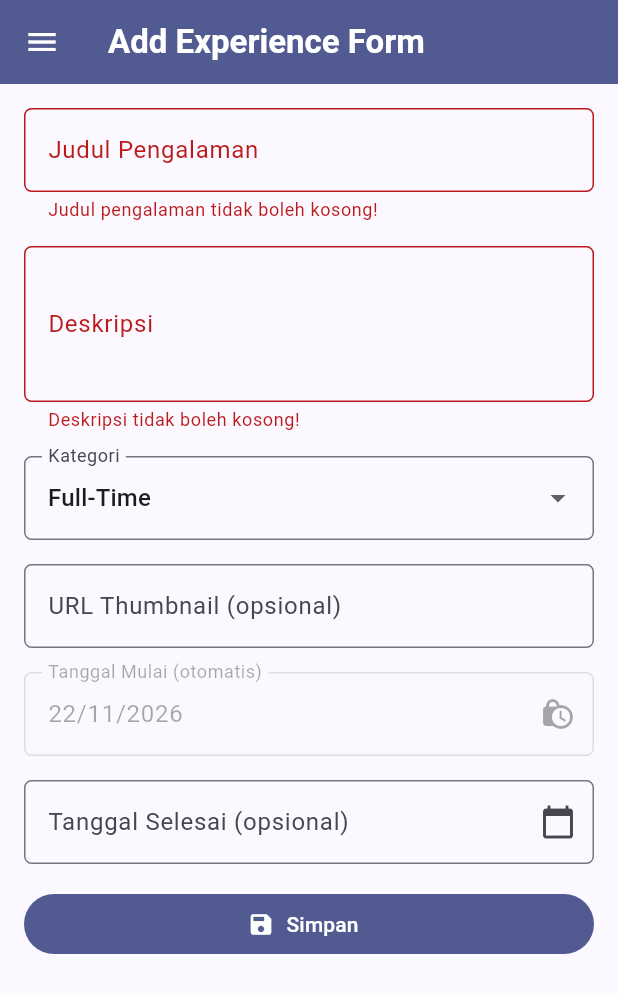
After one commit to Roisul-Umam/myportofolio_mobile, a Flutter app: the ExperienceFormPage screen opened directly, after a tap on "Simpan", on a phone screen of 412 x 824 dp. The commit adds this screen. Shown: the top 993 px of the screen. Run offline on Flutter 3.47's test engine with Material 3 defaults, Android fonts, the phone set to English and light mode, and no system bars; our stand-ins replace material_ui.

Commit message:
feat: add experience form with validation and unsaved changes guard

```diff
--- /dev/null
+++ b/lib/screens/experience_form.dart
@@ -0,0 +1,269 @@
+import 'package:material_ui/material_ui.dart';
+import 'package:myportofolio_mobile/validators/experience_validators.dart';
+import 'package:myportofolio_mobile/widgets/left_drawer.dart';
+import 'package:myportofolio_mobile/widgets/unsaved_changes_scope.dart';
+
+/// Pilihan kategori yang sama dengan `Experience.EXPERIENCE_CHOICES` di Django.
+const Map<String, String> experienceCategories = {
+  'internship': 'Internship',
+  'research': 'Research',
+  'volunteer': 'Volunteer',
+  'part-time': 'Part-Time',
+  'full-time': 'Full-Time',
+  'freelance': 'Freelance',
+  'competition': 'Competition',
+};
+
+const String _defaultCategory = 'full-time';
+
+class ExperienceFormPage extends StatefulWidget {
+  const ExperienceFormPage({super.key});
+
+  @override
+  State<ExperienceFormPage> createState() => _ExperienceFormPageState();
+}
+
+class _ExperienceFormPageState extends State<ExperienceFormPage> {
+  final _formKey = GlobalKey<FormState>();
+  final _titleController = TextEditingController();
+  final _descriptionController = TextEditingController();
+  final _thumbnailController = TextEditingController();
+  final _endedAtController = TextEditingController();
+
+  // started_at memakai auto_now_add, jadi nilainya selalu hari ini.
+  final DateTime _startedAt = DateUtils.dateOnly(DateTime.now());
+
+  String _category = _defaultCategory;
+  DateTime? _endedAt;
+
+  @override
+  void dispose() {
+    _titleController.dispose();
+    _descriptionController.dispose();
+    _thumbnailController.dispose();
+    _endedAtController.dispose();
+    super.dispose();
+  }
+
+  String _formatDate(DateTime date) {
+    final day = date.day.toString().padLeft(2, '0');
+    final month = date.month.toString().padLeft(2, '0');
+    return '$day/$month/${date.year}';
+  }
+
+  Future<void> _pickEndedAt() async {
+    final picked = await showDatePicker(
+      context: context,
+      initialDate: _endedAt ?? _startedAt,
+      firstDate: _startedAt,
+      lastDate: DateTime(2100),
+      helpText: 'Pilih tanggal selesai',
+    );
+    if (picked == null) return;
+
+    setState(() {
+      _endedAt = picked;
+      _endedAtController.text = _formatDate(picked);
+    });
+  }
+
+  void _clearEndedAt() {
+    setState(() {
+      _endedAt = null;
+      _endedAtController.clear();
+    });
+  }
+
+  bool get _hasUnsavedChanges =>
+      _titleController.text.trim().isNotEmpty ||
+      _descriptionController.text.trim().isNotEmpty ||
+      _thumbnailController.text.trim().isNotEmpty ||
+      _category != _defaultCategory ||
+      _endedAt != null;
+
+  /// Mengembalikan `true` jika halaman boleh ditinggalkan.
+  Future<bool> _confirmLeave() async =>
+      !_hasUnsavedChanges || await confirmDiscardChanges(context);
+
+  void _resetForm() {
+    _formKey.currentState!.reset();
+    _titleController.clear();
+    _descriptionController.clear();
+    _thumbnailController.clear();
+    _endedAtController.clear();
+    setState(() {
+      _category = _defaultCategory;
+      _endedAt = null;
+    });
+  }
+
+  Future<void> _submit() async {
+    if (!_formKey.currentState!.validate()) return;
+
+    final endedAt = _endedAt;
+    final thumbnail = _thumbnailController.text.trim();
+
+    await showDialog<void>(
+      context: context,
+      builder: (dialogContext) => AlertDialog(
+        title: const Text('Pengalaman berhasil disimpan!'),
+        content: SingleChildScrollView(
+          child: Column(
+            mainAxisSize: MainAxisSize.min,
+            crossAxisAlignment: CrossAxisAlignment.start,
+            children: [
+              Text('Judul: ${_titleController.text.trim()}'),
+              Text('Deskripsi: ${_descriptionController.text.trim()}'),
+              Text('Kategori: ${experienceCategories[_category]}'),
+              Text('Mulai: ${_formatDate(_startedAt)}'),
+              Text(
+                'Selesai: ${endedAt == null ? 'Sedang berlangsung' : _formatDate(endedAt)}',
+              ),
+              Text('Thumbnail: ${thumbnail.isEmpty ? 'Tidak ada' : thumbnail}'),
+            ],
+          ),
+        ),
+        actions: [
+          TextButton(
+            onPressed: () => Navigator.pop(dialogContext),
+            child: const Text('OK'),
+          ),
+        ],
+      ),
+    );
+
+    if (mounted) _resetForm();
+  }
+
+  InputDecoration _decoration(
+    String label, {
+    String? hint,
+    Widget? suffixIcon,
+  }) {
+    return InputDecoration(
+      labelText: label,
+      hintText: hint,
+      errorMaxLines: 2,
+      suffixIcon: suffixIcon,
+      border: OutlineInputBorder(borderRadius: BorderRadius.circular(5.0)),
+    );
+  }
+
+  @override
+  Widget build(BuildContext context) {
+    final colorScheme = Theme.of(context).colorScheme;
+
+    return UnsavedChangesScope(
+      hasUnsavedChanges: _hasUnsavedChanges,
+      child: Scaffold(
+        appBar: AppBar(
+          iconTheme: const IconThemeData(color: Colors.white),
+          title: const Text(
+            'Add Experience Form',
+            style: TextStyle(color: Colors.white, fontWeight: FontWeight.bold),
+          ),
+          backgroundColor: colorScheme.primary,
+        ),
+        drawer: LeftDrawer(onBeforeNavigate: _confirmLeave),
+        body: SafeArea(
+          child: Form(
+            key: _formKey,
+            // Memperbarui canPop setiap kali isian berubah.
+            onChanged: () => setState(() {}),
+            // Scroll menjaga semua input dan tombol tetap terjangkau
+            // di layar sempit atau saat papan ketik tampil.
+            child: SingleChildScrollView(
+              keyboardDismissBehavior: ScrollViewKeyboardDismissBehavior.onDrag,
+              // Ruang bawah agar tombol Simpan bisa digulir ke atas SnackBar
+              // yang masih tampil setelah kartu aksi ditekan.
+              padding: const EdgeInsets.fromLTRB(16.0, 16.0, 16.0, 96.0),
+              child: Column(
+                crossAxisAlignment: CrossAxisAlignment.stretch,
+                spacing: 16.0,
+                children: [
+                  TextFormField(
+                    controller: _titleController,
+                    textInputAction: TextInputAction.next,
+                    decoration: _decoration(
+                      'Judul Pengalaman',
+                      hint: 'Contoh: Asisten Dosen PBP',
+                    ),
+                    validator: ExperienceValidators.title,
+                  ),
+                  TextFormField(
+                    controller: _descriptionController,
+                    minLines: 3,
+                    maxLines: 5,
+                    keyboardType: TextInputType.multiline,
+                    decoration: _decoration(
+                      'Deskripsi',
+                      hint: 'Ceritakan peran dan kontribusimu',
+                    ),
+                    validator: ExperienceValidators.description,
+                  ),
+                  DropdownButtonFormField<String>(
+                    initialValue: _category,
+                    isExpanded: true,
+                    decoration: _decoration('Kategori'),
+                    items: experienceCategories.entries
+                        .map(
+                          (category) => DropdownMenuItem(
+                            value: category.key,
+                            child: Text(category.value),
+                          ),
+                        )
+                        .toList(),
+                    onChanged: (value) {
+                      if (value != null) setState(() => _category = value);
+                    },
+                  ),
+                  TextFormField(
+                    controller: _thumbnailController,
+                    keyboardType: TextInputType.url,
+                    textInputAction: TextInputAction.done,
+                    decoration: _decoration(
+                      'URL Thumbnail (opsional)',
+                      hint: 'https://example.com/gambar.png',
+                    ),
+                    validator: ExperienceValidators.thumbnail,
+                  ),
+                  TextFormField(
+                    initialValue: _formatDate(_startedAt),
+                    enabled: false,
+                    decoration: _decoration(
+                      'Tanggal Mulai (otomatis)',
+                      suffixIcon: const Icon(Icons.lock_clock),
+                    ),
+                  ),
+                  TextFormField(
+                    controller: _endedAtController,
+                    readOnly: true,
+                    onTap: _pickEndedAt,
+                    decoration: _decoration(
+                      'Tanggal Selesai (opsional)',
+                      hint: 'Kosongkan jika masih berlangsung',
+                      suffixIcon: _endedAt == null
+                          ? const Icon(Icons.calendar_today)
+                          : IconButton(
+                              tooltip: 'Hapus tanggal selesai',
+                              icon: const Icon(Icons.clear),
+                              onPressed: _clearEndedAt,
+                            ),
+                    ),
+                    validator: (_) =>
+                        ExperienceValidators.endedAt(_endedAt, _startedAt),
+                  ),
+                  FilledButton.icon(
+                    onPressed: _submit,
+                    icon: const Icon(Icons.save),
+                    label: const Text('Simpan'),
+                  ),
+                ],
+              ),
+            ),
+          ),
+        ),
+      ),
+    );
+  }
+}
--- /dev/null
+++ b/lib/validators/experience_validators.dart
@@ -0,0 +1,64 @@
+/// Aturan validasi formulir pengalaman, mengikuti model Django `Experience`.
+///
+/// Dipisahkan dari widget supaya aturannya bisa diuji tanpa merender UI.
+/// Setiap method mengembalikan pesan kesalahan, atau `null` jika nilai valid.
+abstract final class ExperienceValidators {
+  /// `title = CharField(max_length=255)`.
+  static const int maxTitleLength = 255;
+
+  /// Panjang bawaan Django untuk `URLField`.
+  static const int maxUrlLength = 200;
+
+  static String? title(String? value) {
+    final text = value?.trim() ?? '';
+    if (text.isEmpty) {
+      return 'Judul pengalaman tidak boleh kosong!';
+    }
+    if (text.length > maxTitleLength) {
+      return 'Judul maksimal $maxTitleLength karakter!';
+    }
+    return null;
+  }
+
+  static String? description(String? value) {
+    if (value == null || value.trim().isEmpty) {
+      return 'Deskripsi tidak boleh kosong!';
+    }
+    return null;
+  }
+
+  /// `thumbnail` opsional, tetapi jika diisi harus http(s) dengan domain.
+  static String? thumbnail(String? value) {
+    final url = value?.trim() ?? '';
+    if (url.isEmpty) {
+      return null;
+    }
+    if (url.length > maxUrlLength) {
+      return 'URL maksimal $maxUrlLength karakter!';
+    }
+
+    final uri = url.contains(RegExp(r'\s')) ? null : Uri.tryParse(url);
+    final hasWebScheme = uri?.scheme == 'http' || uri?.scheme == 'https';
+    if (!hasWebScheme || !(uri?.host.contains('.') ?? false)) {
+      return 'Masukkan URL valid, contoh: https://example.com/gambar.png';
+    }
+    return null;
+  }
+
+  /// `ended_at` opsional; kosong berarti pengalaman masih berlangsung.
+  ///
+  /// `started_at` memakai `auto_now_add`, jadi tanggal mulai selalu hari
+  /// data dibuat dan tanggal selesai tidak boleh lebih awal dari itu.
+  static String? endedAt(DateTime? value, DateTime startedAt) {
+    if (value == null) {
+      return null;
+    }
+    if (_dateOnly(value).isBefore(_dateOnly(startedAt))) {
+      return 'Tanggal selesai tidak boleh sebelum tanggal mulai!';
+    }
+    return null;
+  }
+
+  static DateTime _dateOnly(DateTime date) =>
+      DateTime(date.year, date.month, date.day);
+}
--- a/lib/widgets/left_drawer.dart
+++ b/lib/widgets/left_drawer.dart
@@ -1,9 +1,21 @@
 import 'package:material_ui/material_ui.dart';
+import 'package:myportofolio_mobile/screens/experience_form.dart';
 import 'package:myportofolio_mobile/screens/menu.dart';
 import 'package:myportofolio_mobile/screens/project_form.dart';
 
 class LeftDrawer extends StatelessWidget {
-  const LeftDrawer({super.key});
+  /// Dipanggil sebelum pindah halaman; hasil `false` membatalkan navigasi.
+  final Future<bool> Function()? onBeforeNavigate;
+
+  const LeftDrawer({super.key, this.onBeforeNavigate});
+
+  Future<void> _replacePage(BuildContext context, WidgetBuilder builder) async {
+    final navigator = Navigator.of(context);
+    final canLeave = await onBeforeNavigate?.call() ?? true;
+    if (canLeave) {
+      navigator.pushReplacement(MaterialPageRoute(builder: builder));
+    }
+  }
 
   @override
   Widget build(BuildContext context) {
@@ -17,12 +29,15 @@ class LeftDrawer extends StatelessWidget {
             child: Column(
               crossAxisAlignment: CrossAxisAlignment.start,
               children: [
-                Text(
+                FittedBox(
+                  fit: BoxFit.scaleDown,
+                  child: Text(
                     'My Portfolio',
                     style: TextStyle(
                       fontSize: 30,
                       fontWeight: FontWeight.bold,
                       color: Colors.white,
+                    ),
                   ),
                 ),
                 SizedBox(height: 10),
@@ -37,27 +52,21 @@ class LeftDrawer extends StatelessWidget {
             leading: const Icon(Icons.home_outlined),
             title: const Text('Home'),
             // Navigasi ke halaman utama portofolio
-            onTap: () {
-              Navigator.pushReplacement(
-                context,
-                MaterialPageRoute(
-                  builder: (context) => MyHomePage(),
-                ),
-              );
-            },
+            onTap: () => _replacePage(context, (context) => MyHomePage()),
           ),
           ListTile(
             leading: const Icon(Icons.add_circle_outline),
             title: const Text('Add Project'),
             // Navigasi ke halaman tambah proyek
-            onTap: () {
-              Navigator.pushReplacement(
-                context,
-                MaterialPageRoute(
-                  builder: (context) => const ProjectFormPage(),
+            onTap: () =>
+                _replacePage(context, (context) => const ProjectFormPage()),
           ),
-              );
-            },
+          ListTile(
+            leading: const Icon(Icons.work_outline),
+            title: const Text('Add Experience'),
+            // Navigasi ke halaman tambah pengalaman
+            onTap: () =>
+                _replacePage(context, (context) => const ExperienceFormPage()),
           ),
         ],
       ),
--- /dev/null
+++ b/lib/widgets/unsaved_changes_scope.dart
@@ -0,0 +1,61 @@
+import 'package:flutter/services.dart';
+import 'package:material_ui/material_ui.dart';
+
+/// Menampilkan dialog konfirmasi dan mengembalikan `true` jika isian dibuang.
+Future<bool> confirmDiscardChanges(BuildContext context) async {
+  final shouldDiscard = await showDialog<bool>(
+    context: context,
+    builder: (dialogContext) => AlertDialog(
+      title: const Text('Buang perubahan?'),
+      content: const Text(
+        'Isian formulir belum disimpan dan akan hilang jika kamu keluar.',
+      ),
+      actions: [
+        TextButton(
+          onPressed: () => Navigator.pop(dialogContext, false),
+          child: const Text('Lanjut mengisi'),
+        ),
+        TextButton(
+          onPressed: () => Navigator.pop(dialogContext, true),
+          child: const Text('Buang'),
+        ),
+      ],
+    ),
+  );
+  return shouldDiscard ?? false;
+}
+
+/// Menahan tombol kembali selama formulir punya isian yang belum disimpan.
+class UnsavedChangesScope extends StatelessWidget {
+  final bool hasUnsavedChanges;
+  final Widget child;
+
+  const UnsavedChangesScope({
+    super.key,
+    required this.hasUnsavedChanges,
+    required this.child,
+  });
+
+  Future<void> _handleBlockedPop(BuildContext context) async {
+    final navigator = Navigator.of(context);
+    if (!await confirmDiscardChanges(context)) return;
+
+    // Form yang dibuka dari drawer bisa menjadi satu-satunya route.
+    if (navigator.canPop()) {
+      navigator.pop();
+    } else {
+      await SystemNavigator.pop();
+    }
+  }
+
+  @override
+  Widget build(BuildContext context) {
+    return PopScope<void>(
+      canPop: !hasUnsavedChanges,
+      onPopInvokedWithResult: (didPop, _) {
+        if (!didPop) _handleBlockedPop(context);
+      },
+      child: child,
+    );
+  }
+}
```
Lines whose indentation alone changed are shown as unchanged.
